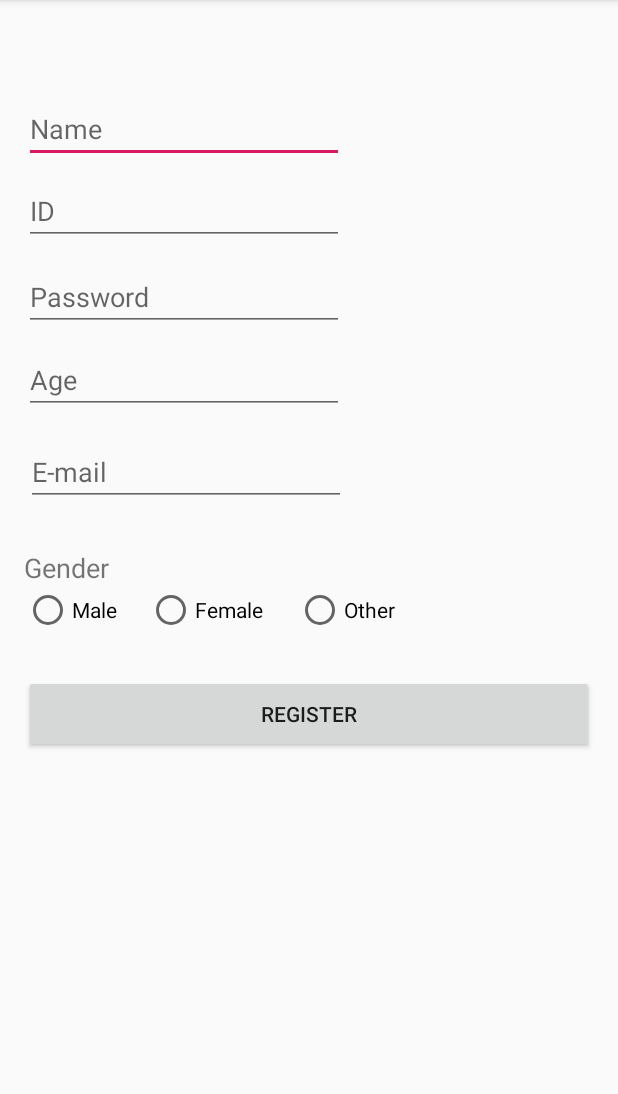
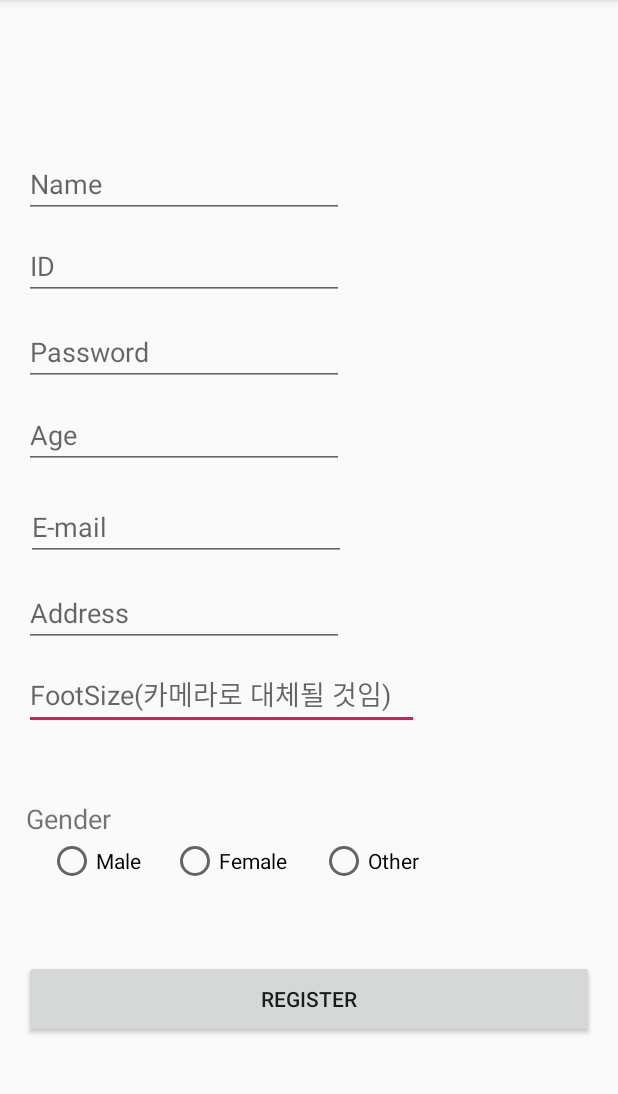
Before and after one commit to K-osA/Bien-Ajuste, an Android app: the RegisterActivity screen opened directly, with no data from a screen before it, on a phone screen of 412 x 824 dp, the part 84-1178 px from its top. Run offline under Robolectric (Android 15) with nearby library versions, the phone set to English and light mode, and no system bars; 1 statement that could not run was skipped.

Commit message:
Changed activity_register Added Permission(Access Internet) Proceeding RegisterActivity

```diff
--- a/app/src/main/AndroidManifest.xml
+++ b/app/src/main/AndroidManifest.xml
@@ -1,6 +1,8 @@
 <?xml version="1.0" encoding="utf-8"?>
 <manifest xmlns:android="http://schemas.android.com/apk/res/android"
     package="com.example.bienajuste">
+
+    <uses-permission android:name="android.permission.INTERNET"></uses-permission>
 
     <application
         android:allowBackup="true"
--- a/app/src/main/java/com/example/bienajuste/RegisterActivity.java
+++ b/app/src/main/java/com/example/bienajuste/RegisterActivity.java
@@ -1,24 +1,47 @@
 package com.example.bienajuste;
 
+import androidx.annotation.IdRes;
 import androidx.appcompat.app.AppCompatActivity;
 
 import android.os.Bundle;
+import android.view.View;
 import android.widget.Button;
 import android.widget.EditText;
+import android.widget.RadioGroup;
 
 public class RegisterActivity extends AppCompatActivity {
-
+    private RadioGroup gendergroup;
     @Override
     protected void onCreate(Bundle savedInstanceState) {
         super.onCreate(savedInstanceState);
         setContentView(R.layout.activity_register);
 
-        EditText nameText = (EditText) findViewById(R.id.nameText);
-        EditText idText = (EditText) findViewById(R.id.idText);
-        EditText passwordText = (EditText) findViewById(R.id.passwordText);
-        EditText ageText = (EditText) findViewById(R.id.ageText);
-        EditText emailText = (EditText) findViewById(R.id.emailText);
+        final EditText nameText = (EditText) findViewById(R.id.nameText);
+        final EditText idText = (EditText) findViewById(R.id.idText);
+        final EditText passwordText = (EditText) findViewById(R.id.passwordText);
+        final EditText ageText = (EditText) findViewById(R.id.ageText);
+        final EditText emailText = (EditText) findViewById(R.id.emailText);
+        final EditText addressText = (EditText) findViewById(R.id.addressText);
+        final EditText footsizeText = (EditText) findViewById(R.id.footsizeText);
+
+        gendergroup = (RadioGroup) findViewById(R.id.genderGroup);
+        gendergroup.setOnCheckedChangeListener(radioGroupButtonChangeListener);
 
         Button registerButton = (Button) findViewById(R.id.registerButton);
     }
+
+    RadioGroup.OnCheckedChangeListener radioGroupButtonChangeListener = new RadioGroup.OnCheckedChangeListener(){
+        @Override
+        public void onCheckedChanged(RadioGroup radioGroup, @IdRes int i){
+            if(i==R.id.maleButton){
+                //male
+            }
+            else if(i==R.id.femaleButton){
+                //female
+            }
+            else if(i==R.id.otherButton){
+                //other gender
+            }
+        }
+    }
 }
--- /dev/null
+++ b/app/src/main/java/com/example/bienajuste/RegisterRequest.java
@@ -0,0 +1,30 @@
+package com.example.bienajuste;
+
+import com.android.volley.Response;
+import com.android.volley.toolbox.StringRequest;
+
+import java.util.HashMap;
+import java.util.Map;
+
+public class RegisterRequest extends StringRequest {
+    final static private String URL = "http://54.180.25.126/Register.php";
+    private Map<String, String> parameters;
+
+    public RegisterRequest(String userID, String userPassword, String userName, int userAge, String userEmail, String userAddress, double userFootsize, int userGender, Response.Listener<String> listener){
+        super(Method.POST, URL, listener, null);
+        parameters = new HashMap<>();
+        parameters.put("userID",userID);
+        parameters.put("userPassword",userPassword);
+        parameters.put("userName",userName);
+        parameters.put("userAge",userAge+"");
+        parameters.put("userEmail",userEmail);
+        parameters.put("userAddress",userAddress);
+        parameters.put("userFootsize",userFootsize+"");
+        parameters.put("userGender",userGender+"");
+    }
+
+    @Override
+    public Map<String, String> getParams(){
+        return parameters;
+    }
+}
--- a/app/src/main/res/layout/activity_register.xml
+++ b/app/src/main/res/layout/activity_register.xml
@@ -7,12 +7,38 @@
     tools:context=".RegisterActivity">
 
     <EditText
+        android:id="@+id/footsizeText"
+        android:layout_width="263dp"
+        android:layout_height="43dp"
+        android:layout_marginStart="16dp"
+        android:layout_marginLeft="16dp"
+        android:layout_marginTop="12dp"
+        android:ems="10"
+        android:hint="FootSize(카메라로 대체될 것임)"
+        android:inputType="textPersonName"
+        app:layout_constraintStart_toStartOf="parent"
+        app:layout_constraintTop_toBottomOf="@+id/addressText" />
+
+    <EditText
+        android:id="@+id/addressText"
+        android:layout_width="wrap_content"
+        android:layout_height="wrap_content"
+        android:layout_marginStart="16dp"
+        android:layout_marginLeft="16dp"
+        android:layout_marginTop="12dp"
+        android:ems="10"
+        android:hint="Address"
+        android:inputType="textPersonName"
+        app:layout_constraintStart_toStartOf="parent"
+        app:layout_constraintTop_toBottomOf="@+id/emailText" />
+
+    <EditText
         android:id="@+id/nameText"
         android:layout_width="wrap_content"
         android:layout_height="wrap_content"
         android:layout_marginStart="16dp"
         android:layout_marginLeft="16dp"
-        android:layout_marginTop="63dp"
+        android:layout_marginTop="100dp"
         android:ems="10"
         android:hint="Name"
         android:inputType="textPersonName"
@@ -45,6 +71,18 @@
         app:layout_constraintStart_toStartOf="parent"
         app:layout_constraintTop_toBottomOf="@+id/passwordText" />
 
+    <RadioGroup
+        android:id="@+id/genderGroup"
+        android:layout_width="300dp"
+        android:layout_height="39dp"
+        android:orientation="horizontal"
+        app:layout_constraintBottom_toTopOf="@+id/registerButton"
+        app:layout_constraintEnd_toEndOf="parent"
+        app:layout_constraintHorizontal_bias="0.144"
+        app:layout_constraintStart_toStartOf="parent"
+        app:layout_constraintTop_toBottomOf="@+id/emailText"
+        app:layout_constraintVertical_bias="0.812">
+
         <RadioButton
             android:id="@+id/maleButton"
             android:layout_width="wrap_content"
@@ -61,7 +99,6 @@
             android:layout_height="wrap_content"
             android:layout_marginStart="20dp"
             android:layout_marginLeft="20dp"
-        android:layout_marginBottom="27dp"
             android:text="Female"
             app:layout_constraintBottom_toTopOf="@+id/registerButton"
             app:layout_constraintStart_toEndOf="@+id/maleButton" />
@@ -75,6 +112,7 @@
             android:text="Other"
             app:layout_constraintBaseline_toBaselineOf="@+id/femaleButton"
             app:layout_constraintStart_toEndOf="@+id/femaleButton" />
+    </RadioGroup>
 
     <Button
         android:id="@+id/registerButton"
@@ -82,17 +120,14 @@
         android:layout_height="52dp"
         android:layout_marginStart="16dp"
         android:layout_marginLeft="16dp"
-        android:layout_marginTop="229dp"
         android:layout_marginEnd="16dp"
         android:layout_marginRight="16dp"
-        android:layout_marginBottom="231dp"
+        android:layout_marginBottom="76dp"
         android:text="register"
         app:layout_constraintBottom_toBottomOf="parent"
         app:layout_constraintEnd_toEndOf="parent"
         app:layout_constraintHorizontal_bias="1.0"
-        app:layout_constraintStart_toStartOf="parent"
-        app:layout_constraintTop_toBottomOf="@+id/passwordText"
-        app:layout_constraintVertical_bias="0.0" />
+        app:layout_constraintStart_toStartOf="parent" />
 
     <EditText
         android:id="@+id/idText"
@@ -121,14 +156,14 @@
         app:layout_constraintTop_toBottomOf="@+id/ageText" />
 
     <TextView
-        android:id="@+id/genderView"
+        android:id="@+id/genderText"
         android:layout_width="wrap_content"
         android:layout_height="wrap_content"
         android:text="Gender"
         android:textSize="18sp"
-        app:layout_constraintBottom_toTopOf="@+id/maleButton"
-        app:layout_constraintEnd_toStartOf="@+id/femaleButton"
-        app:layout_constraintHorizontal_bias="0.38"
+        app:layout_constraintBottom_toTopOf="@+id/genderGroup"
+        app:layout_constraintEnd_toEndOf="parent"
+        app:layout_constraintHorizontal_bias="0.048"
         app:layout_constraintStart_toStartOf="parent"
         app:layout_constraintTop_toBottomOf="@+id/emailText"
         app:layout_constraintVertical_bias="1.0" />
```
Lines whose indentation alone changed are shown as unchanged.
